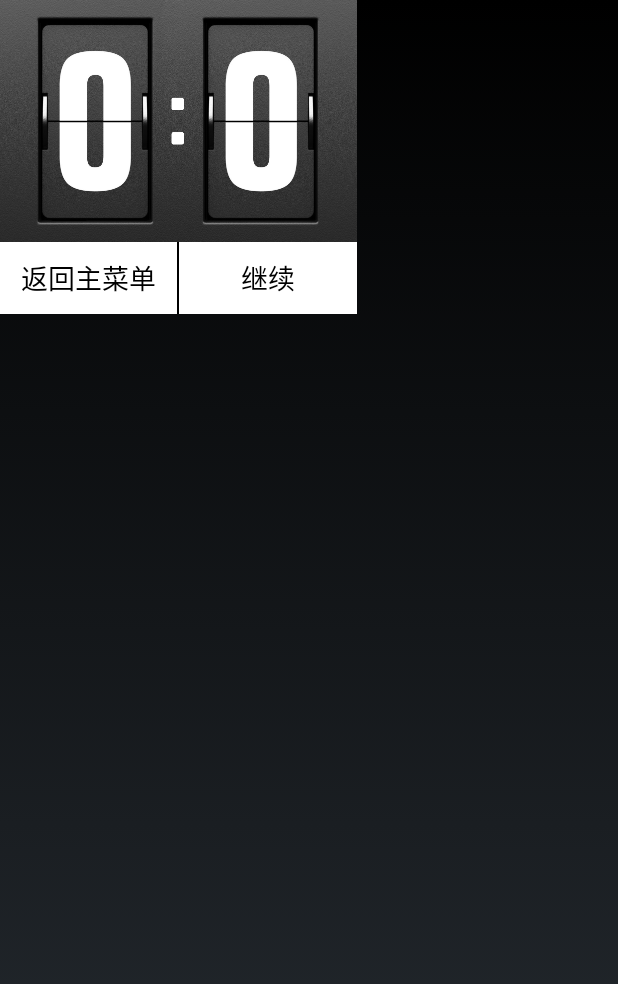
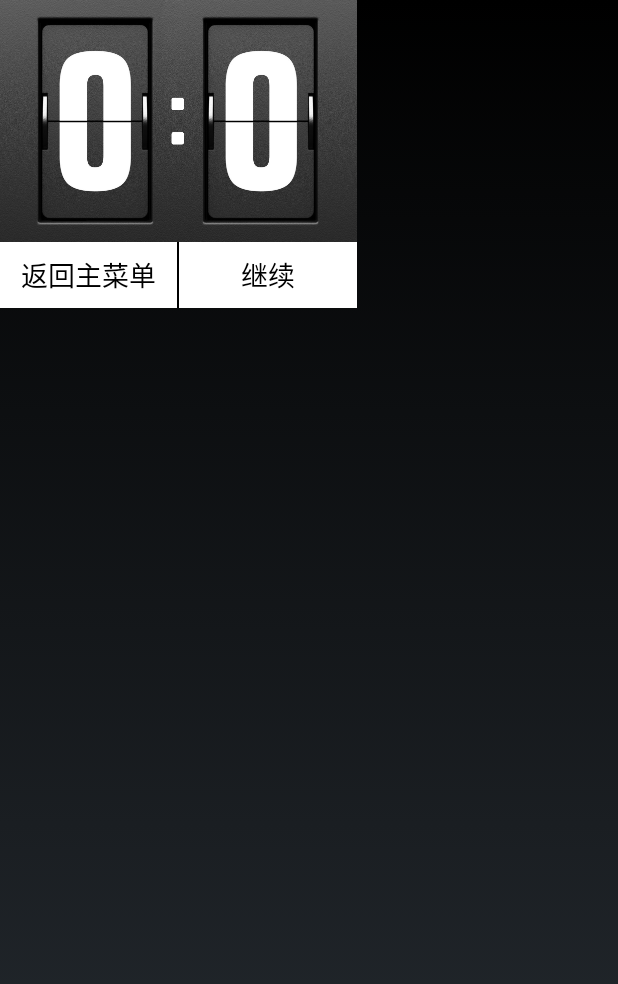
Before and after one commit to WinKawaks/BounceBall, an Android app: the layout dialog.xml on its own in the app's theme, with its tools: preview values and no code run, on a phone screen of 412 x 824 dp. Shown: the top 984 px of the screen. Run offline under Robolectric (Android 15) with nearby library versions, the phone set to English and light mode, and no system bars; Roboto replaces fonts that are not available here.

Commit message:
布局调整

```diff
--- a/app/src/main/res/layout/dialog.xml
+++ b/app/src/main/res/layout/dialog.xml
@@ -46,12 +46,12 @@
             android:textColor="@android:color/black"
             android:layout_width="0dp"
             android:layout_weight="1"
-            android:layout_height="wrap_content"/>
+            android:layout_height="44dp"/>
 
         <ImageView
             android:background="@android:color/black"
             android:layout_width="1dp"
-            android:layout_height="match_parent"/>
+            android:layout_height="44dp"/>
 
         <Button
             android:background="@android:color/white"
@@ -60,7 +60,7 @@
             android:textColor="@android:color/black"
             android:layout_width="0dp"
             android:layout_weight="1"
-            android:layout_height="wrap_content"/>
+            android:layout_height="44dp"/>
 
     </LinearLayout>
 
```
Also changed, not shown: 7 other files.
